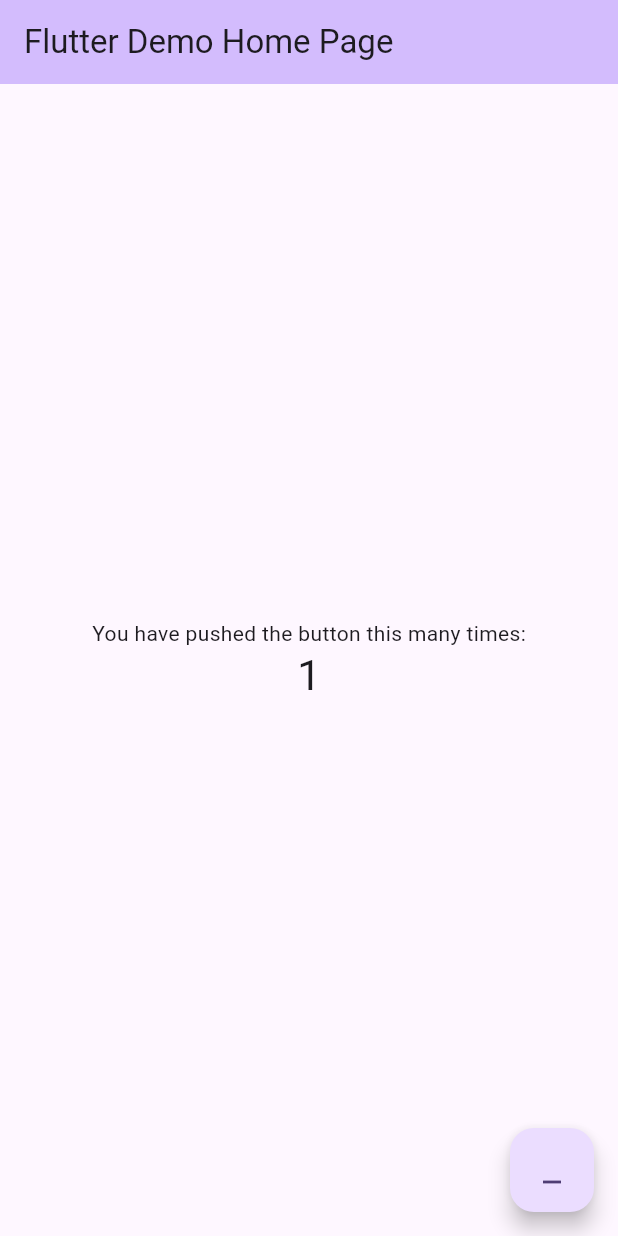
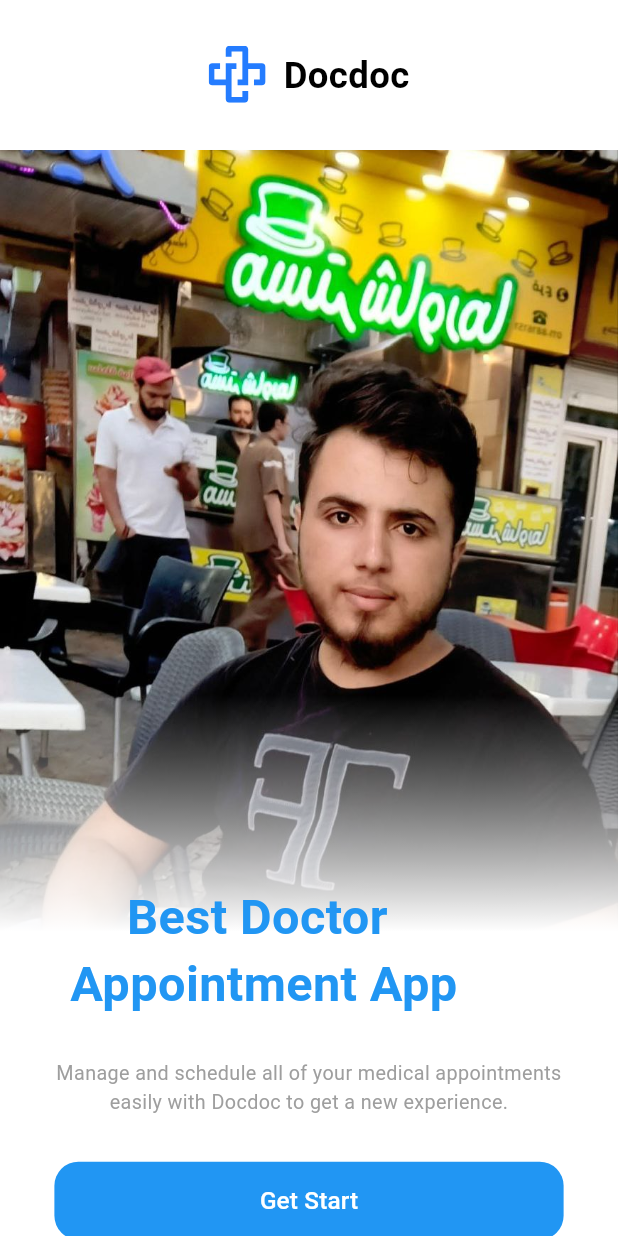
Before and after one commit to alsati21/my-flutter-app, a Flutter app: the screen it shows after launch, on a phone screen of 412 x 824 dp. Run offline on Flutter 3.47's test engine with Material 3 defaults, Android fonts, the light colour scheme and no system bars; our stand-ins replace flutter_screenutil, flutter_svg.

Commit message:
feat: add onboarding and login screens

```diff
--- /dev/null
+++ b/lib/core/helper/extension.dart
@@ -0,0 +1,20 @@
+import 'package:flutter/cupertino.dart';
+extension Navigation on BuildContext
+{
+  Future<dynamic> PushNamed(String routeName,{Object?arguments})
+   {
+   return Navigator.of(this).pushNamed(routeName,arguments: arguments);
+   }
+  Future<dynamic> PushReplacementNamed(String routeName,{Object?arguments})
+  {
+ return   Navigator.of(this).pushReplacementNamed(routeName,arguments: arguments);
+  }
+  Future<dynamic> PushNamedAndRemoveUntil(String routeName,{Object?arguments,required RoutePredicate predicate})
+  {
+  return  Navigator.of(this).pushNamedAndRemoveUntil(routeName,predicate, arguments:arguments);
+  }
+  void pop()
+  {
+    Navigator.of(this).pop();
+  }
+}
--- /dev/null
+++ b/lib/core/routing/app_router.dart
@@ -0,0 +1,34 @@
+import 'package:flutter/cupertino.dart';
+import 'package:flutter/material.dart';
+import 'package:untitled1/core/routing/routes.dart';
+import 'package:untitled1/features/login/ui/login_screen.dart';
+import 'package:untitled1/features/onboarding/onboarding_screen.dart';
+class AppRouter
+{
+  Route generateRoute(RouteSettings settings)
+   {
+    switch(settings.name)
+        {
+      case Routes.onBoardingScreen:
+        return MaterialPageRoute
+          (
+              builder:(_)=>const onboardingScreen()
+           );
+
+      case Routes.LoginScreen:
+        return MaterialPageRoute
+          (
+          builder:(_)=>const LoginScreen()
+          );
+      default:
+        return MaterialPageRoute(
+            builder: (_)=>Scaffold
+              (
+              body:Center(child:  Text('No router definder for${settings.name}')),
+
+            )
+        );
+        }
+  }
+
+}
--- /dev/null
+++ b/lib/core/routing/routes.dart
@@ -0,0 +1,5 @@
+class Routes
+{
+  static const String onBoardingScreen='/onBoardingScreen';
+  static const String LoginScreen='/LoginScreen';
+}
--- /dev/null
+++ b/lib/core/theming/color.dart
@@ -0,0 +1,7 @@
+import 'package:flutter/material.dart';
+class ColorsManger
+
+{
+  static const Color mainBlue=Colors.blue;
+  static const Color gray =Color(0x00757575);
+}
--- /dev/null
+++ b/lib/core/theming/styles.dart
@@ -0,0 +1,32 @@
+import 'package:flutter/material.dart';
+import 'package:flutter/widgets.dart';
+import 'package:flutter_screenutil/flutter_screenutil.dart';
+import 'package:untitled1/core/theming/color.dart';
+
+class TextStyles
+{
+  static TextStyle font24Blac700weight=TextStyle(
+    fontSize: 24.sp,
+    fontWeight: FontWeight.w700,
+    color: Colors.black
+  );
+ static  TextStyle font32BlueBold=TextStyle(
+
+  fontSize: 32.sp,
+  color: Colors.blue,
+    fontWeight: FontWeight.bold,
+  );
+ static TextStyle font13GrayRegular=TextStyle(
+   fontSize: 13.sp,
+   fontWeight: FontWeight.normal,
+   color: Colors.grey,
+ );
+ static TextStyle font16whiteSamiBold=TextStyle(
+   fontSize: 16.sp,
+   color: Colors.white,
+     fontWeight: FontWeight.w500,
+
+
+
+ );
+}
--- /dev/null
+++ b/lib/doc_app.dart
@@ -0,0 +1,32 @@
+import 'package:flutter/material.dart';
+import 'package:untitled1/core/routing/app_router.dart';
+import 'package:flutter_screenutil/flutter_screenutil.dart';
+import 'package:untitled1/core/theming/color.dart';
+import 'core/routing/routes.dart';
+ class DocApp extends StatelessWidget {
+  final AppRouter approuter;
+  const DocApp({super.key, required this.approuter});
+  @override
+  Widget build(BuildContext context)
+  {
+return ScreenUtilInit
+  (
+
+  designSize: const Size(375,812),
+  minTextAdapt: true,
+  child: MaterialApp(
+    title: 'Doc App',
+    theme: ThemeData(
+      primaryColor:ColorsManger.mainBlue,
+      scaffoldBackgroundColor: Colors.white,
+
+    ),
+    onGenerateRoute: approuter.generateRoute,
+    debugShowCheckedModeBanner: false,
+    initialRoute: Routes.onBoardingScreen,
+  ),
+
+
+  );
+  }
+}
--- /dev/null
+++ b/lib/features/login/ui/login_screen.dart
@@ -0,0 +1,12 @@
+import 'package:flutter/material.dart';
+class LoginScreen extends StatelessWidget {
+  const LoginScreen({super.key});
+
+  @override
+  Widget build(BuildContext context) {
+    return const Scaffold(
+
+      body:Center(child:  Text('loginscreen'),)
+    );
+  }
+}
--- /dev/null
+++ b/lib/features/onboarding/onboarding_screen.dart
@@ -0,0 +1,46 @@
+import 'package:flutter/material.dart';
+import 'package:flutter_screenutil/flutter_screenutil.dart';
+import 'package:untitled1/core/theming/styles.dart';
+import 'package:untitled1/features/onboarding/widgets/doc_logo_and_name.dart';
+import 'package:untitled1/features/onboarding/widgets/doctor_image_And_Text.dart';
+import 'package:untitled1/features/onboarding/widgets/get_start_button.dart';
+class onboardingScreen extends StatelessWidget {
+  const onboardingScreen({super.key});
+  @override
+  Widget build(BuildContext context) {
+    return  Scaffold(
+      body:SafeArea(
+          child: SingleChildScrollView(
+        child: Padding(
+          padding: EdgeInsets.only(
+            top: 30.h,
+            bottom: 30.w,
+
+          ),
+          child:  Column(
+            children:
+            [
+              DocLogoAndName(),
+              SizedBox(height:30.h),
+              DoctorImageAndText(),
+              Column(
+                children: [
+                  Padding(
+                    padding:  EdgeInsets.symmetric(horizontal: 30.w),
+                    child: Text('Manage and schedule all of your medical appointments easily with Docdoc to get a new experience.',
+                      style: TextStyles.font13GrayRegular,
+                      textAlign: TextAlign.center,
+                    ),
+                  ),
+                  SizedBox(height: 30.h,),
+                  GetStartButton(),
+                ],
+              )
+            ],
+          ),
+        ),
+      ))
+
+     );
+  }
+}
--- /dev/null
+++ b/lib/features/onboarding/widgets/doc_logo_and_name.dart
@@ -0,0 +1,24 @@
+import 'package:flutter/material.dart';
+import 'package:flutter_screenutil/flutter_screenutil.dart';
+import 'package:flutter_svg/flutter_svg.dart';
+import 'package:untitled1/core/theming/styles.dart';
+class DocLogoAndName extends StatelessWidget {
+  const DocLogoAndName({super.key});
+  @override
+  Widget build(BuildContext context) {
+    return Row(
+mainAxisAlignment: MainAxisAlignment.center,
+      children: [
+        SvgPicture.asset('asset/svgs/doc_logo.svg'),
+        SizedBox(width: 10.w),
+        Text('Docdoc',
+
+        style: TextStyles.font24Blac700weight,
+
+        )
+
+      ],
+
+    );
+  }
+}
--- /dev/null
+++ b/lib/features/onboarding/widgets/doctor_image_And_Text.dart
@@ -0,0 +1,53 @@
+import 'package:flutter/material.dart';
+import 'package:flutter_screenutil/flutter_screenutil.dart';
+import 'package:flutter_svg/svg.dart';
+import 'package:untitled1/core/theming/styles.dart';
+
+class DoctorImageAndText extends StatelessWidget {
+  const DoctorImageAndText({super.key});
+  @override
+  Widget build(BuildContext context) {
+    return Stack(
+      children: [
+        SvgPicture.asset('asset/svgs/doc_doc_logo.svg'),
+        Container(
+          foregroundDecoration: BoxDecoration(
+            gradient: LinearGradient(
+                colors:
+                    [
+            Colors.white, Colors.white.withOpacity(0.0),
+              ],
+              begin: Alignment.bottomCenter,
+              end: Alignment.topCenter,
+              stops: [0.14,0.4]
+            )
+          ),
+          child: Image.asset('asset/images/photo_2025-10-31_00-35-46.jpg'),
+        ),
+        Positioned(
+          bottom: 27.h,
+          child: Padding(
+            padding:  EdgeInsets.symmetric(horizontal: 35.w),
+            child: Text(
+
+                'Best Doctor \n Appointment App',
+                textAlign:TextAlign.center,
+                style: TextStyles.font32BlueBold.copyWith(
+
+                  height: 1.4,
+                )
+
+
+
+
+            ),
+          ),
+        ),
+      ],
+
+
+
+
+    );
+  }
+}
--- /dev/null
+++ b/lib/features/onboarding/widgets/get_start_button.dart
@@ -0,0 +1,41 @@
+import 'package:flutter/material.dart';
+import 'package:flutter_screenutil/flutter_screenutil.dart';
+import 'package:untitled1/core/helper/extension.dart';
+import 'package:untitled1/core/routing/routes.dart';
+import 'package:untitled1/core/theming/color.dart';
+import 'package:untitled1/core/theming/styles.dart';
+class GetStartButton extends StatelessWidget {
+  const GetStartButton({super.key});
+  @override
+  Widget build(BuildContext context) {
+    return Padding(
+      padding:  EdgeInsets.symmetric(horizontal: 33.w),
+      child: TextButton(onPressed:
+            ()
+        {
+          context.PushNamed(Routes.LoginScreen);
+
+        },
+
+        style: ButtonStyle(backgroundColor: MaterialStateProperty.all(ColorsManger.mainBlue),
+        tapTargetSize: MaterialTapTargetSize.shrinkWrap,
+          minimumSize: MaterialStateProperty.all(Size(double.infinity,52)),
+          shape: MaterialStateProperty.all(
+            RoundedRectangleBorder(
+              borderRadius: BorderRadius.circular(16)
+
+            )
+
+          )
+
+
+        ),
+            child:Text(
+                'Get Start',
+              style: TextStyles.font16whiteSamiBold,
+
+
+            ) ),
+    );
+  }
+}
--- a/lib/main.dart
+++ b/lib/main.dart
@@ -1,114 +1,8 @@
 import 'package:flutter/material.dart';
 
+import 'core/routing/app_router.dart';
+import 'doc_app.dart';
+
 void main() {
-  runApp(const MyApp());
+  runApp( DocApp(approuter: AppRouter()));
 }
-
-class MyApp extends StatelessWidget {
-
-  const MyApp({super.key});
-
-  // This widget is the root of your application.
-  @override
-  Widget build(BuildContext context) {
-    return MaterialApp(
-      debugShowCheckedModeBanner: false,
-      title: 'Flutter ',
-      theme: ThemeData(
-        // This is the theme of your application.
-        //
-        // TRY THIS: Try running your application with "flutter run". You'll see
-        // the application has a purple toolbar. Then, without quitting the app,
-        // try changing the seedColor in the colorScheme below to Colors.green
-        // and then invoke "hot reload" (save your changes or press the "hot
-        // reload" button in a Flutter-supported IDE, or press "r" if you used
-        // the command line to start the app).
-        //
-        // Notice that the counter didn't reset back to zero; the application
-        // state is not lost during the reload. To reset the state, use hot
-        // restart instead.
-        //
-        // This works for code too, not just values: Most code changes can be
-        // tested with just a hot reload.
-        colorScheme: ColorScheme.fromSeed(seedColor: Colors.deepPurple),
-        useMaterial3: true,
-      ),
-      home: const MyHomePage(title: 'Flutter Demo Home Page'),
-    );
-  }
-}
-
-class MyHomePage extends StatefulWidget {
-  const MyHomePage({super.key, required this.title});
-
-  // This widget is the home page of your application. It is stateful, meaning
-  // that it has a State object (defined below) that contains fields that affect
-  // how it looks.
-
-  // This class is the configuration for the state. It holds the values (in this
-  // case the title) provided by the parent (in this case the App widget) and
-  // used by the build method of the State. Fields in a Widget subclass are
-  // always marked "final".
-
-  final String title;
-
-  @override
-  State<MyHomePage> createState() => _MyHomePageState();
-}
-
-class _MyHomePageState extends State<MyHomePage> {
-  int _counter = 1;
-
-  void _incrementCounter() {
-    setState(() {
-      // This call to setState tells the Flutter framework that something has
-      // changed in this State, which causes it to rerun the build method below
-      // so that the display can reflect the updated values. If we changed
-      // _counter without calling setState(), then the build method would not be
-      // called again, and so nothing would appear to happen.
-      _counter--;
-    });
-  }
-
-  @override
-  Widget build(BuildContext context) {
-    // This method is rerun every time setState is called, for instance as done
-    // by the _incrementCounter method above.
-    //
-    // The Flutter framework has been optimized to make rerunning build methods
-    // fast, so that you can just rebuild anything that needs updating rather
-    // than having to individually change instances of widgets.
-    return Scaffold(
-      appBar: AppBar(
-        // TRY THIS: Try changing the color here to a specific color (to
-        // Colors.amber, perhaps?) and trigger a hot reload to see the AppBar
-        // change color while the other colors stay the same.
-        backgroundColor: Theme.of(context).colorScheme.inversePrimary,
-        // Here we take the value from the MyHomePage object that was created by
-        // the App.build method, and use it to set our appbar title.
-        title: Text(widget.title),
-      ),
-      body: Center(
-        // Center is a layout widget. It takes a single child and positions it
-        // in the middle of the parent.
-        child: Column(
-          mainAxisAlignment: MainAxisAlignment.center,
-          children: <Widget>[
-            const Text(
-              'You have pushed the button this many times:',
-            ),
-            Text(
-              '$_counter',
-              style: Theme.of(context).textTheme.headlineMedium,
-            ),
-          ],
-        ),
-      ),
-      floatingActionButton: FloatingActionButton(
-        onPressed: _incrementCounter,
-        tooltip: 'Increment',
-        child: const Icon(Icons.minimize),
-      ), // This trailing comma makes auto-formatting nicer for build methods.
-    );
-  }
-}
```
Also changed, not shown: pubspec.yaml (+18 -16 lines), asset/images/photo_2025-10-31_00-35-46.jpg (added), asset/svgs/doc_doc_logo.svg (added), asset/svgs/doc_logo.svg (added), pubspec.lock, 4 other files.
